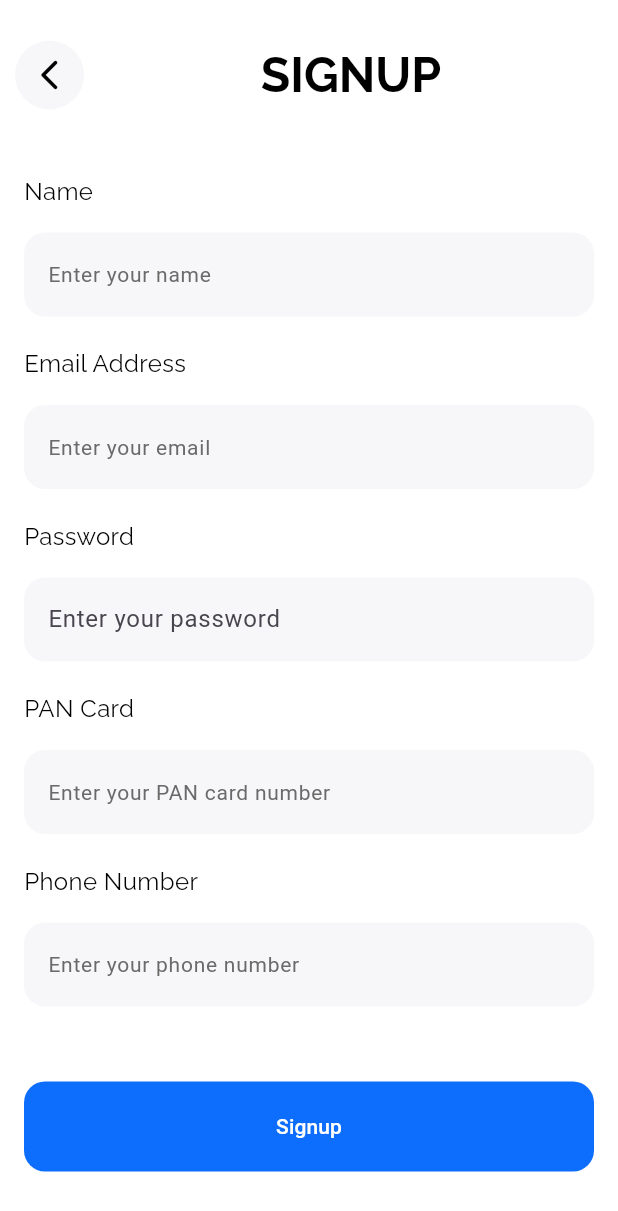
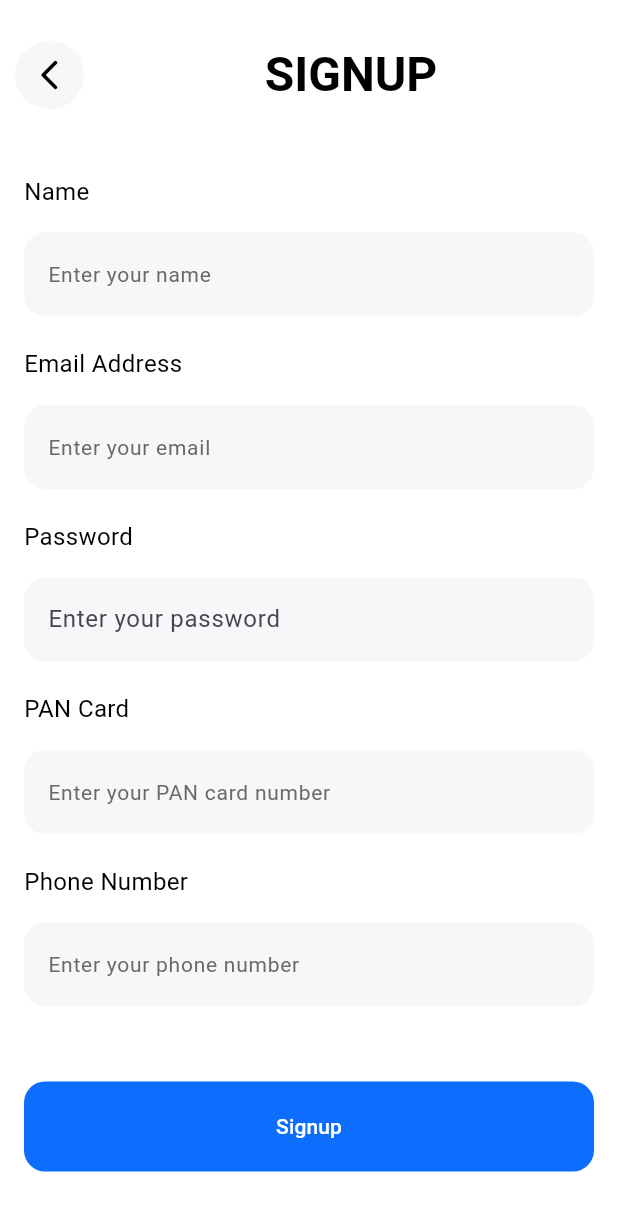
Before and after one commit to chinmaykatdare05/Real-Estate-Immersion, a Flutter app: the SignupPage screen opened by its route, on a phone screen of 412 x 824 dp. Shown: the top 1211 px of the screen. Run offline on Flutter 3.47's test engine with Material 3 defaults, Android fonts, the phone set to English and light mode, and no system bars; our stand-ins replace cloud_firestore, curved_navigation_bar, firebase_auth, firebase_core, fluttertoast, google_fonts; accounts and stored records are empty; network calls fail.

Commit message:
added fonts, changed explore page, property detail page and profile page. corrected the logic for logout

```diff
--- a/lib/pages/signup/signup.dart
+++ b/lib/pages/signup/signup.dart
@@ -1,5 +1,4 @@
 import 'package:flutter/material.dart';
-import 'package:google_fonts/google_fonts.dart';
 import 'package:flutter03/services/auth_service.dart'; // Import your AuthService
 
 class SignupPage extends StatelessWidget {
@@ -37,15 +36,13 @@ class SignupPage extends StatelessWidget {
             ),
           ),
         ),
-        title: Center(
+        title: const Center(
           child: Text(
             'SIGNUP',
-            style: GoogleFonts.raleway(
-              textStyle: const TextStyle(
+            style: TextStyle(
               color: Colors.black,
               fontWeight: FontWeight.bold,
               fontSize: 32,
-              ),
             ),
           ),
         ),
@@ -79,14 +76,12 @@ class SignupPage extends StatelessWidget {
       mainAxisAlignment: MainAxisAlignment.start,
       crossAxisAlignment: CrossAxisAlignment.start,
       children: [
-        Text(
+        const Text(
           'Name',
-          style: GoogleFonts.raleway(
-            textStyle: const TextStyle(
+          style: TextStyle(
             color: Colors.black,
             fontWeight: FontWeight.normal,
             fontSize: 16,
-            ),
           ),
         ),
         const SizedBox(height: 16),
@@ -116,14 +111,12 @@ class SignupPage extends StatelessWidget {
       mainAxisAlignment: MainAxisAlignment.start,
       crossAxisAlignment: CrossAxisAlignment.start,
       children: [
-        Text(
+        const Text(
           'Email Address',
-          style: GoogleFonts.raleway(
-            textStyle: const TextStyle(
+          style: TextStyle(
             color: Colors.black,
             fontWeight: FontWeight.normal,
             fontSize: 16,
-            ),
           ),
         ),
         const SizedBox(height: 16),
@@ -153,14 +146,12 @@ class SignupPage extends StatelessWidget {
       mainAxisAlignment: MainAxisAlignment.start,
       crossAxisAlignment: CrossAxisAlignment.start,
       children: [
-        Text(
+        const Text(
           'Password',
-          style: GoogleFonts.raleway(
-            textStyle: const TextStyle(
+          style: TextStyle(
             color: Colors.black,
             fontWeight: FontWeight.normal,
             fontSize: 16,
-            ),
           ),
         ),
         const SizedBox(height: 16),
@@ -186,14 +177,12 @@ class SignupPage extends StatelessWidget {
       mainAxisAlignment: MainAxisAlignment.start,
       crossAxisAlignment: CrossAxisAlignment.start,
       children: [
-        Text(
+        const Text(
           'PAN Card',
-          style: GoogleFonts.raleway(
-            textStyle: const TextStyle(
+          style: TextStyle(
             color: Colors.black,
             fontWeight: FontWeight.normal,
             fontSize: 16,
-            ),
           ),
         ),
         const SizedBox(height: 16),
@@ -223,14 +212,12 @@ class SignupPage extends StatelessWidget {
       mainAxisAlignment: MainAxisAlignment.start,
       crossAxisAlignment: CrossAxisAlignment.start,
       children: [
-        Text(
+        const Text(
           'Phone Number',
-          style: GoogleFonts.raleway(
-            textStyle: const TextStyle(
+          style: TextStyle(
             color: Colors.black,
             fontWeight: FontWeight.normal,
             fontSize: 16,
-            ),
           ),
         ),
         const SizedBox(height: 16),
```
Also changed, not shown: lib/pages/forgot_password/forgot_password.dart (+4 -9 lines), lib/pages/home/explore.dart (+175 -75 lines), lib/pages/home/home.dart (+5 -3 lines), lib/pages/home/profile.dart (+7 -8 lines), lib/pages/login/login.dart (+8 -7 lines), pubspec.yaml (+6 -11 lines), assets/fonts/Poppins-Black.ttf (added), assets/fonts/Poppins-Regular.ttf (added). Lines whose indentation alone changed are shown as unchanged.
